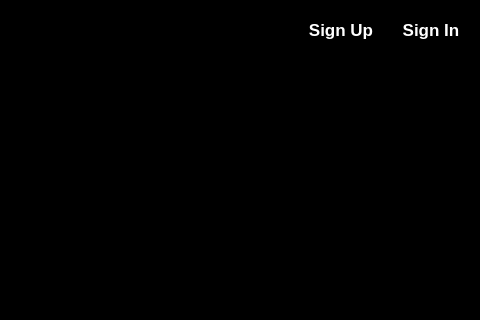
This is Gui/Application.ui in havebridge/BananaNet as Qt 5 draws it before an edit; both pictures show x 788 to 1268 and y 0 to 320 of the 1268 by 800 pixel window. The edited form follows.
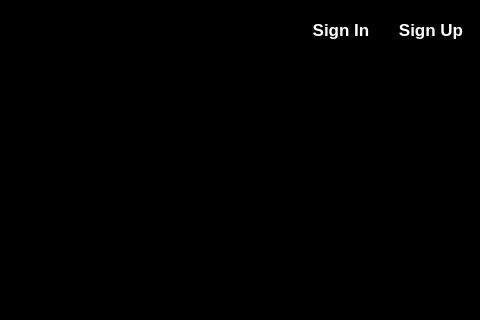
This is the edited form. Icons and pictures are not drawn.

The edit to the form file:
```diff
--- a/Gui/Application.ui
+++ b/Gui/Application.ui
@@ -32,7 +32,7 @@
     <widget class="QPushButton" name="SignUpButton">
      <property name="geometry">
       <rect>
-       <x>1100</x>
+       <x>1190</x>
        <y>20</y>
        <width>80</width>
        <height>41</height>
@@ -57,7 +57,7 @@
     <widget class="QPushButton" name="SignInButton">
      <property name="geometry">
       <rect>
-       <x>1190</x>
+       <x>1100</x>
        <y>20</y>
        <width>80</width>
        <height>41</height>
```
